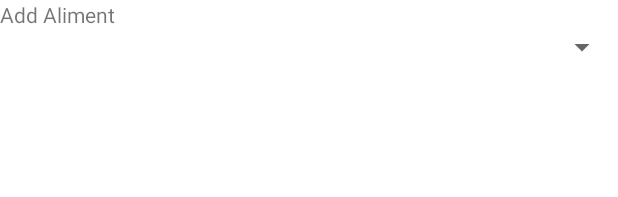
After one commit to MOSTEFAOUILoubna/Android, an Android app: the layout diag_add_aliments.xml on its own in the app's theme, with its tools: preview values and no code run, on a phone screen of 412 x 824 dp. The commit adds this screen. Shown: the top 197 px of the screen. Run offline under Robolectric (Android 15) with nearby library versions, the phone set to English and light mode, and no system bars.

Commit message:
fixing the Aliment diag

```diff
--- a/app/src/main/AndroidManifest.xml
+++ b/app/src/main/AndroidManifest.xml
@@ -17,6 +17,7 @@
             </intent-filter>
         </activity>
         <activity android:name=".activities.home.activity.HomeActivity"></activity>
+        <activity android:name=".activities.home.activity.CalculeGluActivity"></activity>
     </application>
 
 </manifest>
--- a/app/src/main/res/layout/activity_home.xml
+++ b/app/src/main/res/layout/activity_home.xml
@@ -2,7 +2,6 @@
 <androidx.constraintlayout.widget.ConstraintLayout xmlns:android="http://schemas.android.com/apk/res/android"
     xmlns:app="http://schemas.android.com/apk/res-auto"
     xmlns:tools="http://schemas.android.com/tools"
-    android:id="@+id/fragmentContainer"
     android:layout_width="match_parent"
     android:layout_height="match_parent"
     android:orientation="vertical">
--- /dev/null
+++ b/app/src/main/res/layout/diag_add_aliments.xml
@@ -0,0 +1,26 @@
+<?xml version="1.0" encoding="utf-8"?>
+<FrameLayout xmlns:android="http://schemas.android.com/apk/res/android"
+    xmlns:app="http://schemas.android.com/apk/res-auto"
+    xmlns:tools="http://schemas.android.com/tools"
+    android:layout_width="match_parent"
+    android:layout_height="match_parent"
+    tools:context=".activities.home.activity.fragments.AddAlimentFragment">
+
+    <LinearLayout
+        android:layout_width="match_parent"
+        android:layout_height="match_parent"
+        android:orientation="vertical">
+
+        <TextView
+            android:id="@+id/textView"
+            android:layout_width="match_parent"
+            android:layout_height="wrap_content"
+            android:text="@string/add_aliment" />
+
+        <Spinner
+            android:id="@+id/categorieSpinner"
+            android:layout_width="match_parent"
+            android:layout_height="wrap_content"
+            android:prompt="@string/app_name" />
+    </LinearLayout>
+</FrameLayout>
--- a/app/src/main/res/values/strings.xml
+++ b/app/src/main/res/values/strings.xml
@@ -3,4 +3,5 @@
     <string name="calculeGLU">Calcule GLU </string>
     <string name="homeText">We provide you the best service </string>
     <string name="calculeGLUFragementLabel">Please Enter your PLATS</string>
+    <string name="add_aliment">Add Aliment</string>
 </resources>
```
Also changed, not shown: app/src/main/java/com/example/applicationtest/activities/home/activity/CalculeGluActivity.java (added, +34 -0 lines), app/src/main/java/com/example/applicationtest/activities/home/activity/HomeActivity.java (+18 -11 lines), app/src/main/java/com/example/applicationtest/activities/home/activity/fragments/AddAlimentFragment.java (renamed from app/src/main/java/com/example/applicationtest/activities/home/activity/fragments/CalculeGluFragment.java, +5 -7 lines), app/src/main/res/layout/activity_calcule_glu.xml (renamed from app/src/main/res/layout/fragment_calcule_glu.xml, +11 -8 lines).
